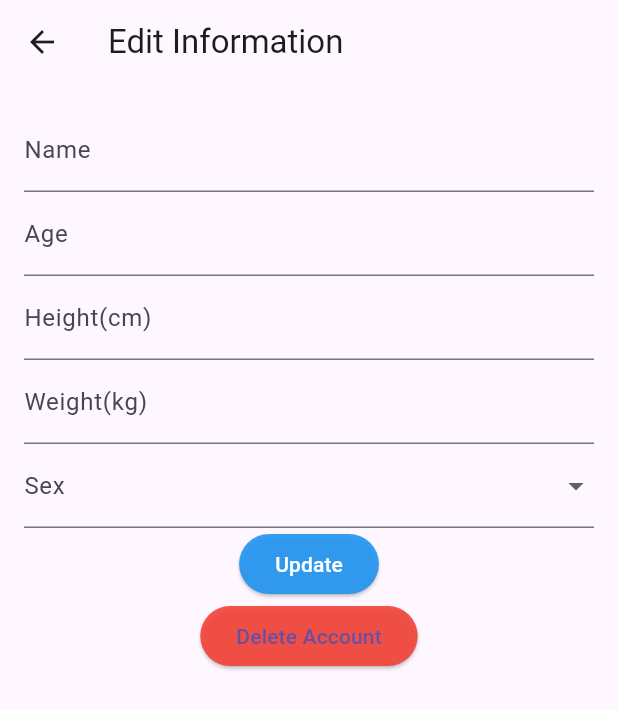
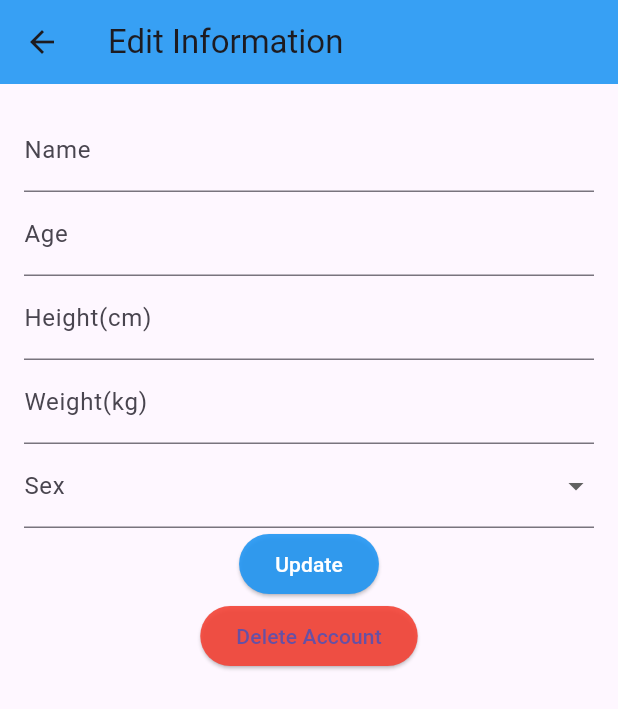
Before and after one commit to JERODIACUNA/FE, a Flutter app: the EditInformation screen opened directly, on a phone screen of 412 x 824 dp. Shown: the top 709 px of the screen. Run offline on Flutter 3.47's test engine with Material 3 defaults, Android fonts, the phone set to English and light mode, and no system bars; our stand-ins replace charts_flutter, cloud_firestore, firebase_auth, firebase_core, video_player; accounts and stored records are empty.

Commit message:
Update edit_information.dart

```diff
--- a/fitnessapp/lib/edit_information.dart
+++ b/fitnessapp/lib/edit_information.dart
@@ -128,6 +128,7 @@ class _EditInformationState extends State<EditInformation> {
   Widget build(BuildContext context) {
     return Scaffold(
       appBar: AppBar(
+        backgroundColor: Colors.blue.withOpacity(0.9),
         title: const Text('Edit Information'),
       ),
       body: SingleChildScrollView(
```
